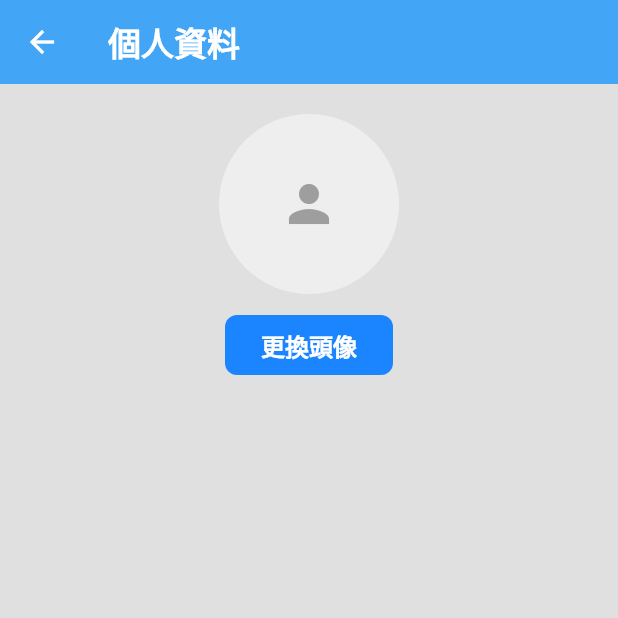
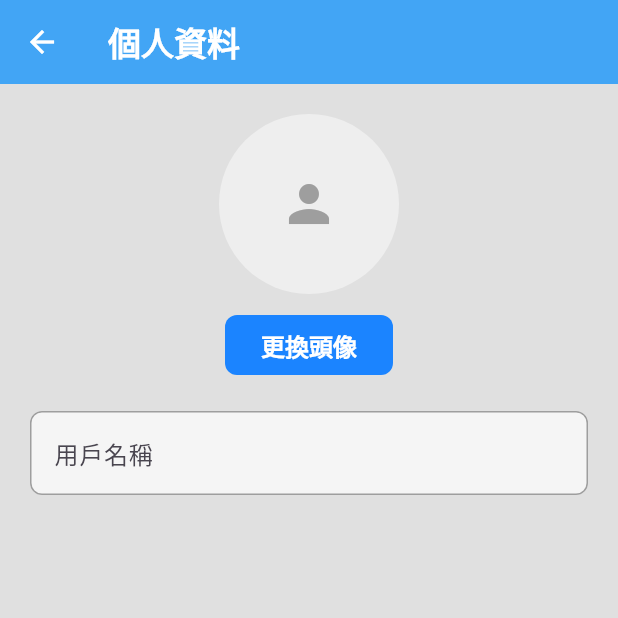
Before and after one commit to Edward-Chau/hk_acg_event_flutter, a Flutter app: the MembersettingScreen screen opened directly, after a tap on the "person" icon, on a phone screen of 412 x 824 dp, the top half of it. Run offline on Flutter 3.47's test engine with Material 3 defaults, Android fonts, the light colour scheme and no system bars; our stand-ins replace carousel_slider, dio, flutter_html, flutter_riverpod, flutter_secure_storage, gap and 6 more; missing offline and left inert: flutter_quill, flutter_quill_extensions, insta_image_viewer; accounts and stored records are empty; network calls fail.

Commit message:
Enhance member settings and user detail UI
Added section headers and new cards for privacy policy and contact in member settings. Updated user detail page to use a Form, added a username controller, and improved layout for editing user avatar and displaying username.

```diff
--- a/lib/NavigationPage.dart/member/memberSetting_Screen.dart
+++ b/lib/NavigationPage.dart/member/memberSetting_Screen.dart
@@ -27,7 +27,17 @@ class _MembersettingScreenState extends ConsumerState<MembersettingScreen> {
         padding: const EdgeInsets.symmetric(vertical: 30, horizontal: 40),
         child: SingleChildScrollView(
           child: Column(
+            crossAxisAlignment: CrossAxisAlignment.start,
             children: [
+              // for debugging purposes only
+              // Text(userProfile.id),
+              // Text(userProfile.documentId),
+              // Text(userProfile.jwt),
+              // Text(userProfile.userAvatar),
+              // Text(userProfile.username),
+              // Text(userProfile.isLogin.toString()),
+              Text('帳號管理'),
+              Gap(5),
               SettingCard(
                 onClick: () {
                   Navigator.push(
@@ -57,17 +67,41 @@ class _MembersettingScreenState extends ConsumerState<MembersettingScreen> {
                   ],
                 ),
               ),
-              Text(userProfile.id),
-              Text(userProfile.documentId),
-              Text(userProfile.jwt),
-              Text(userProfile.userAvatar),
-              Text(userProfile.username),
-              Text(userProfile.isLogin.toString()),
+              Gap(10),
+              // 更多
+              Text('更多'),
+              const Gap(5),
+              SettingCard(
+                onClick: () {},
+                // hideArror: true,
+                child: const Text(
+                  '私隱政策',
+                  style: TextStyle(
+                    fontSize: 16,
+                    fontWeight: FontWeight.bold,
+                    // color: Colors.red,
+                  ),
+                ),
+              ),
+              const Gap(5),
+              SettingCard(
+                onClick: () {},
+                // hideArror: true,
+                child: const Text(
+                  '聯絡我們',
+                  style: TextStyle(
+                    fontSize: 16,
+                    fontWeight: FontWeight.bold,
+                    // color: Colors.red,
+                  ),
+                ),
+              ),
+              const Gap(20),
               SettingCard(
                 onClick: () {
                   ref.read(userProvider.notifier).logout();
                 },
-                hideArror: true,
+                // hideArror: true,
                 child: const Text(
                   '登出',
                   style: TextStyle(
--- a/lib/NavigationPage.dart/member/page/user_detail.dart
+++ b/lib/NavigationPage.dart/member/page/user_detail.dart
@@ -16,10 +16,21 @@ class _UserDetailState extends ConsumerState<UserDetail> {
 
   @override
   Widget build(BuildContext context) {
+    GlobalKey _formKey = GlobalKey<FormState>();
     final double bottomInset = MediaQuery.of(context).viewInsets.bottom;
 
+    final TextEditingController usernameController = TextEditingController();
+
+    initState() {
+      super.initState();
+      final userProfile = ref.read(userProvider);
+      usernameController.text = userProfile.username;
+    }
+
     final userProfile = ref.watch(userProvider);
-    return Scaffold(
+    return Form(
+      key: _formKey,
+      child: Scaffold(
         appBar: AppBar(
           title: const Text('個人資料'),
         ),
@@ -43,7 +54,17 @@ class _UserDetailState extends ConsumerState<UserDetail> {
                   onPressed: editUserAvater,
                   child: const Text('更換頭像'),
                 ),
+                Gap(20),
+                TextFormField(
+                  controller: usernameController,
+                  readOnly: true,
+                  decoration: InputDecoration(
+                    labelText: '用戶名稱',
+                    border: const OutlineInputBorder(),
+                  ),
+                ),
               ],
+            ),
           ),
         ),
       ),
```
Lines whose indentation alone changed are shown as unchanged.
